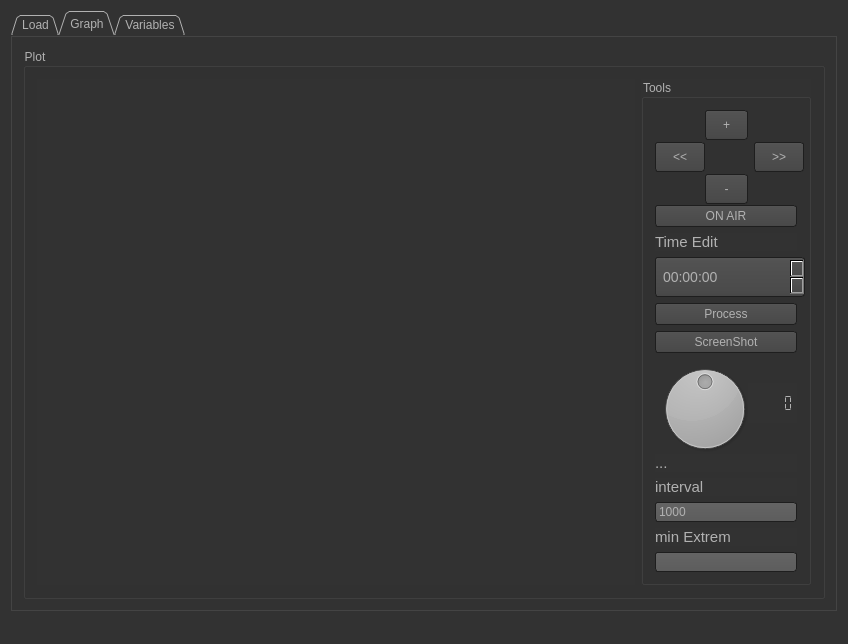
First picture: the form in QCustomPlot_Logs/mainwindow.ui, repository IvanPerletti/BugLot, before the edit.
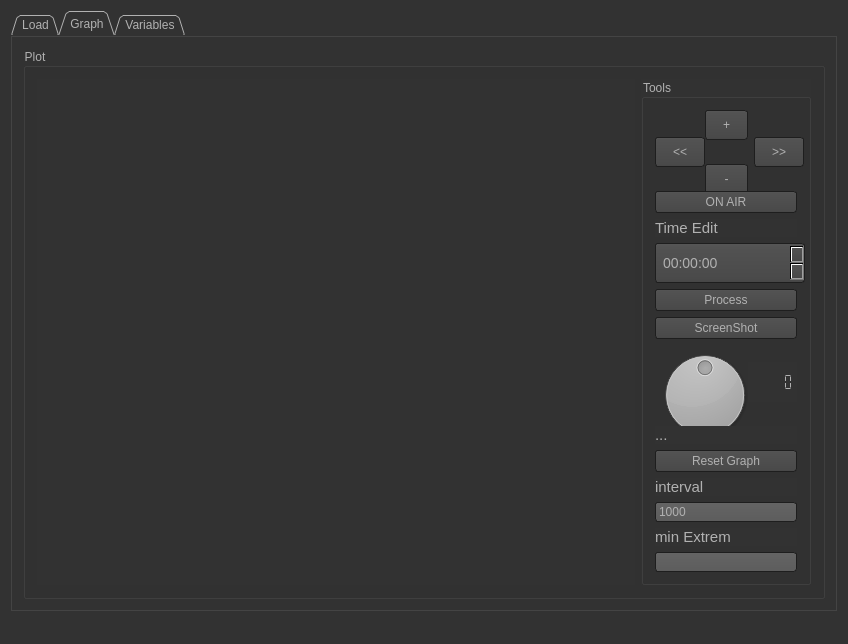
Second picture: the form after the edit. Icons and pictures are not drawn. Custom widgets are drawn as their Qt base class.

Commit message: Add zoom plot for Kalos and reset to whole plot view. Need to reset legend

What changed in the file:
```diff
--- a/QCustomPlot_Logs/mainwindow.ui
+++ b/QCustomPlot_Logs/mainwindow.ui
@@ -1012,6 +1012,13 @@
                     </property>
                    </widget>
                   </item>
+                  <item>
+                   <widget class="QPushButton" name="resetBtn">
+                    <property name="text">
+                     <string>Reset Graph</string>
+                    </property>
+                   </widget>
+                  </item>
                   <item>
                    <layout class="QVBoxLayout" name="verticalLayout_8">
                     <item>
```
Left out of the diff: 44 changed lines with no effect on the pictures. The commit also changes 4 other files.
